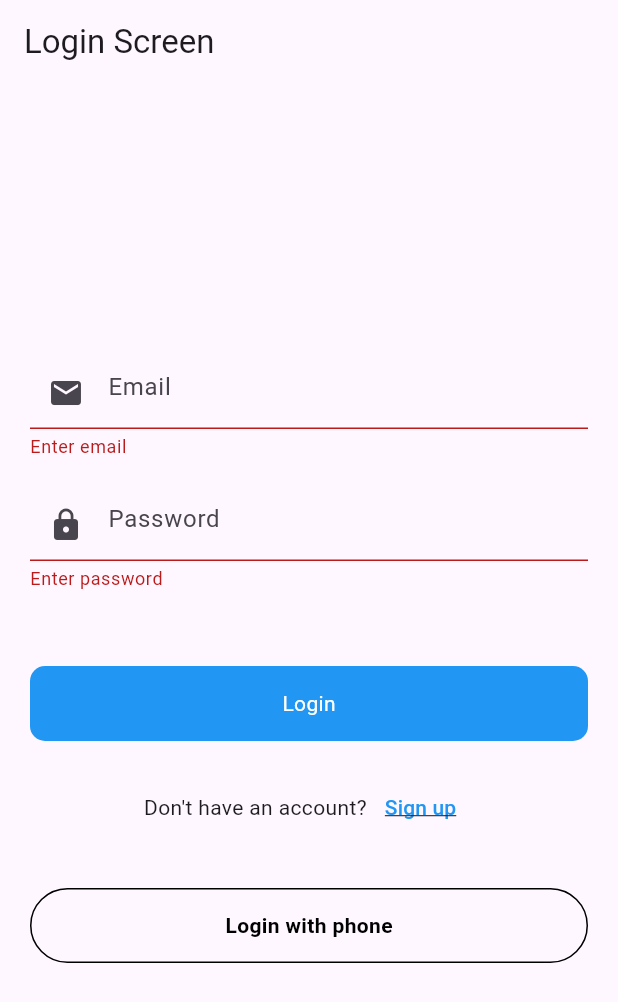
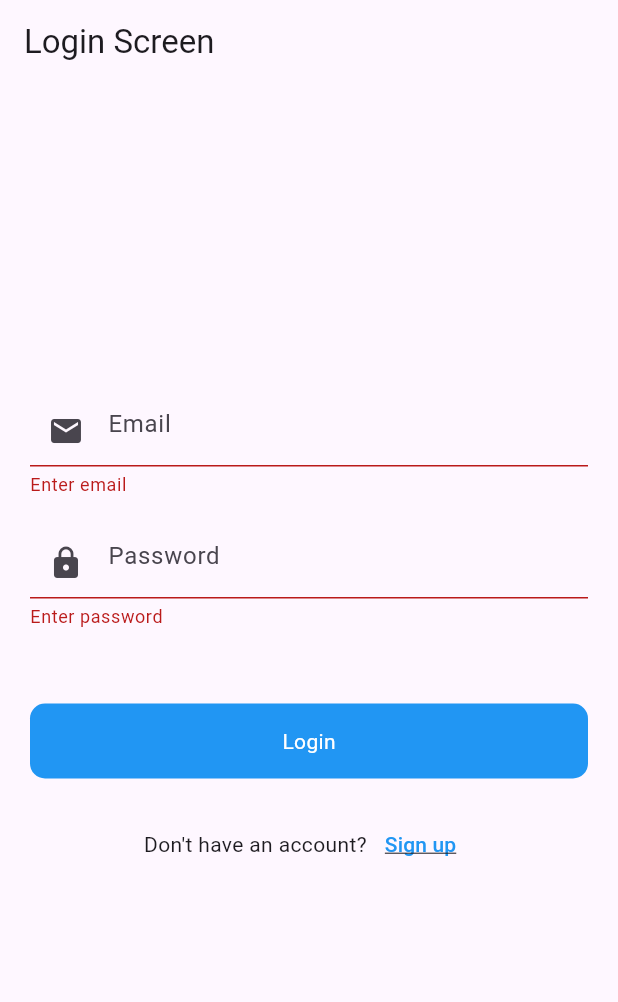
Before and after one commit to Shaikh-Saqlain-Ahmad/Firebase-integration, a Flutter app: the screen it shows after launch, after a tap on "Login", on a phone screen of 412 x 824 dp. Shown: the top 1002 px of the screen. Run offline on Flutter 3.47's test engine with Material 2 defaults, Android fonts, the phone set to English and light mode, and no system bars; our stand-ins replace cloud_firestore, firebase_auth, firebase_core, firebase_database, fluttertoast; accounts and stored records are empty.

Commit message:
minor bugs removed

```diff
--- a/lib/firebase-services/splash-services.dart
+++ b/lib/firebase-services/splash-services.dart
@@ -10,6 +10,7 @@ class Splashservices {
     final auth = FirebaseAuth.instance;
     final user = auth.currentUser;
     if (user != null) {
+      if (user.uid == '3CrTZlCZOLdkeIAZrgvR9AePRwX2') {
         Timer(
             const Duration(seconds: 3),
             () => Navigator.push(
@@ -26,5 +27,14 @@ class Splashservices {
                   builder: (context) => LoginScreen(),
                 )));
       }
+    } else {
+      Timer(
+          const Duration(seconds: 3),
+          () => Navigator.push(
+              context,
+              MaterialPageRoute(
+                builder: (context) => LoginScreen(),
+              )));
     }
   }
+}
--- a/lib/ui/auth/login-screen.dart
+++ b/lib/ui/auth/login-screen.dart
@@ -173,32 +173,6 @@ class _LoginScreenState extends State<LoginScreen> {
                 ],
               ),
               SizedBox(height: 30),
-              InkWell(
-                onTap: () {
-                  Navigator.push(
-                    context,
-                    MaterialPageRoute(
-                      builder: (context) => LoginWithPhoneNumber(),
-                    ),
-                  );
-                },
-                child: Container(
-                  height: 50,
-                  decoration: BoxDecoration(
-                    borderRadius: BorderRadius.circular(50),
-                    border: Border.all(color: Colors.black),
-                  ),
-                  child: Center(
-                    child: Text(
-                      'Login with phone',
-                      style: TextStyle(
-                        fontWeight: FontWeight.bold,
-                        color: Colors.black,
-                      ),
-                    ),
-                  ),
-                ),
-              ),
             ],
           ),
         ),
--- a/lib/ui/firestore/add-firestore.dart
+++ b/lib/ui/firestore/add-firestore.dart
@@ -75,12 +75,13 @@ class _AddFirestoreDataState extends State<AddFirestoreData> {
                       hintText: 'Fixed Value',
                       border: OutlineInputBorder(),
                     ),
-                    readOnly: true, // Make it read-only
+                    readOnly: true,
                   ),
                   SizedBox(
                     height: 30,
                   ),
                   TextFormField(
+                    keyboardType: TextInputType.number,
                     controller: classesHeldController,
                     decoration: InputDecoration(
                       hintText: 'Enter total classes held',
@@ -96,6 +97,7 @@ class _AddFirestoreDataState extends State<AddFirestoreData> {
                     height: 30,
                   ),
                   TextFormField(
+                    keyboardType: TextInputType.number,
                     controller: classesTaken,
                     decoration: InputDecoration(
                       hintText: 'Enter total classes taken',
```
Also changed, not shown: lib/ui/firestore/firestore-screen-list.dart (+6 -1 lines). Lines whose indentation alone changed are shown as unchanged.
